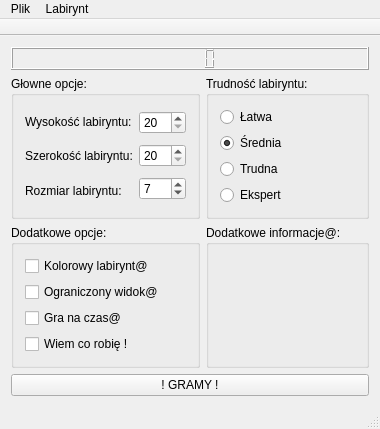
The window that mainwindow.ui (289698/GenerowanieLabiryntu) describes before a commit, drawn with Qt 5.
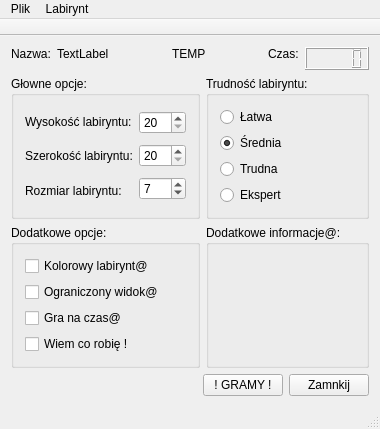
The same window after the commit.

The edit to the form file:
```diff
--- a/mainwindow.ui
+++ b/mainwindow.ui
@@ -15,8 +15,70 @@
   </property>
   <widget class="QWidget" name="centralWidget">
    <layout class="QVBoxLayout" name="verticalLayout_6">
-    <item alignment="Qt::AlignTop">
-     <widget class="QLCDNumber" name="lcd_time"/>
+    <item>
+     <layout class="QHBoxLayout" name="horizontalLayout_4">
+      <item alignment="Qt::AlignTop">
+       <widget class="QLabel" name="label_textName">
+        <property name="text">
+         <string>Nazwa:</string>
+        </property>
+       </widget>
+      </item>
+      <item alignment="Qt::AlignTop">
+       <widget class="QLabel" name="label_name">
+        <property name="text">
+         <string>TextLabel</string>
+        </property>
+       </widget>
+      </item>
+      <item>
+       <spacer name="horizontalSpacer_3">
+        <property name="orientation">
+         <enum>Qt::Horizontal</enum>
+        </property>
+        <property name="sizeHint" stdset="0">
+         <size>
+          <width>40</width>
+          <height>20</height>
+         </size>
+        </property>
+       </spacer>
+      </item>
+      <item alignment="Qt::AlignTop">
+       <widget class="QLabel" name="label_header">
+        <property name="text">
+         <string>TEMP</string>
+        </property>
+       </widget>
+      </item>
+      <item>
+       <spacer name="horizontalSpacer_2">
+        <property name="orientation">
+         <enum>Qt::Horizontal</enum>
+        </property>
+        <property name="sizeHint" stdset="0">
+         <size>
+          <width>40</width>
+          <height>20</height>
+         </size>
+        </property>
+       </spacer>
+      </item>
+      <item>
+       <layout class="QHBoxLayout" name="horizontalLayout_3">
+        <item alignment="Qt::AlignTop">
+         <widget class="QLabel" name="label_seconds">
+          <property name="text">
+           <string>Czas:</string>
+          </property>
+         </widget>
+        </item>
+        <item alignment="Qt::AlignTop">
+         <widget class="QLCDNumber" name="lcd_time"/>
+        </item>
+       </layout>
+      </item>
+     </layout>
     </item>
     <item>
      <layout class="QGridLayout" name="gridLayout">
@@ -188,11 +250,35 @@
      </layout>
     </item>
     <item>
-     <widget class="QPushButton" name="pushButton_play">
-      <property name="text">
-       <string>! GRAMY !</string>
-      </property>
-     </widget>
+     <layout class="QHBoxLayout" name="horizontalLayout_2">
+      <item>
+       <spacer name="horizontalSpacer">
+        <property name="orientation">
+         <enum>Qt::Horizontal</enum>
+        </property>
+        <property name="sizeHint" stdset="0">
+         <size>
+          <width>40</width>
+          <height>20</height>
+         </size>
+        </property>
+       </spacer>
+      </item>
+      <item>
+       <widget class="QPushButton" name="pushButton_play">
+        <property name="text">
+         <string>! GRAMY !</string>
+        </property>
+       </widget>
+      </item>
+      <item>
+       <widget class="QPushButton" name="pb_Cancel">
+        <property name="text">
+         <string>Zamnkij</string>
+        </property>
+       </widget>
+      </item>
+     </layout>
     </item>
    </layout>
   </widget>
```
Left out of the diff: 24 changed lines with no effect on the pictures.
